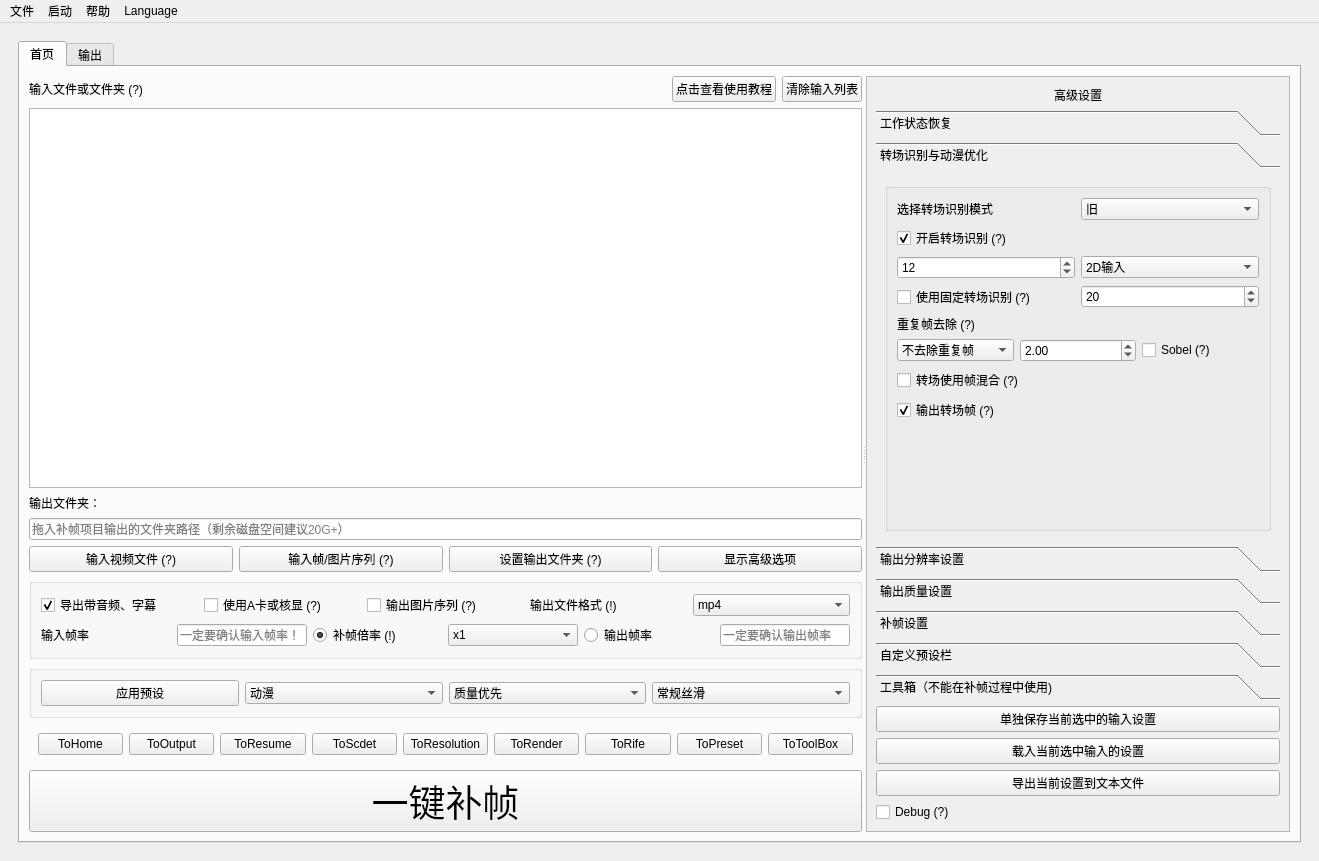
First picture: the form in Utils/SVFI_UI.ui, repository 100wman/RIFE_GUI, before the edit.
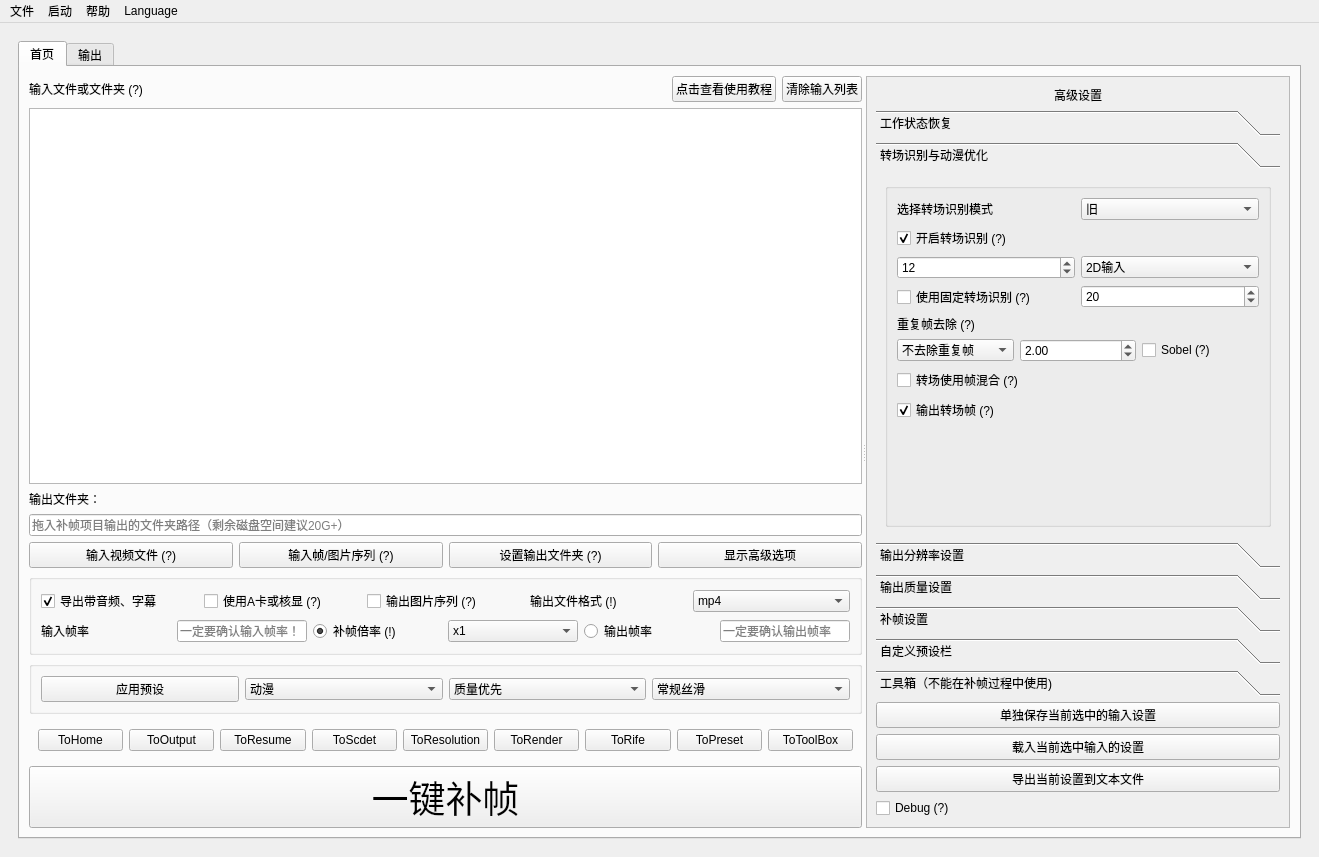
Second picture: the form after the edit. Custom widgets are drawn as their Qt base class.

Commit message: SVFI 3.6.11     Update Log     - Fix some false warnings: #225, #226     - Fix unable to process img sequence: #222     - Fix ffmpeg custom command only allowing single inputs(enable plural inputs)     - Fix Main Error Clogging the queue     - Fix Error msg from ols got stuck when ols encounters fatal error     - Fix image sequence unable to resume Workflow     - Add ugly strip color bar at selected task item

```diff
--- a/Utils/SVFI_UI.ui
+++ b/Utils/SVFI_UI.ui
@@ -7,13 +7,13 @@
     <x>0</x>
     <y>0</y>
     <width>1319</width>
-    <height>861</height>
+    <height>857</height>
    </rect>
   </property>
   <property name="minimumSize">
    <size>
-    <width>960</width>
-    <height>720</height>
+    <width>480</width>
+    <height>270</height>
    </size>
   </property>
   <property name="windowTitle">
@@ -710,7 +710,7 @@
                     <x>0</x>
                     <y>0</y>
                     <width>423</width>
-                    <height>739</height>
+                    <height>735</height>
                    </rect>
                   </property>
                   <layout class="QGridLayout" name="gridLayout_10">
@@ -1057,7 +1057,7 @@
                         <x>0</x>
                         <y>0</y>
                         <width>405</width>
-                        <height>410</height>
+                        <height>406</height>
                        </rect>
                       </property>
                       <attribute name="label">
```
Left out of the diff: 6 changed lines with no effect on the pictures. The commit also changes 6 other files.
